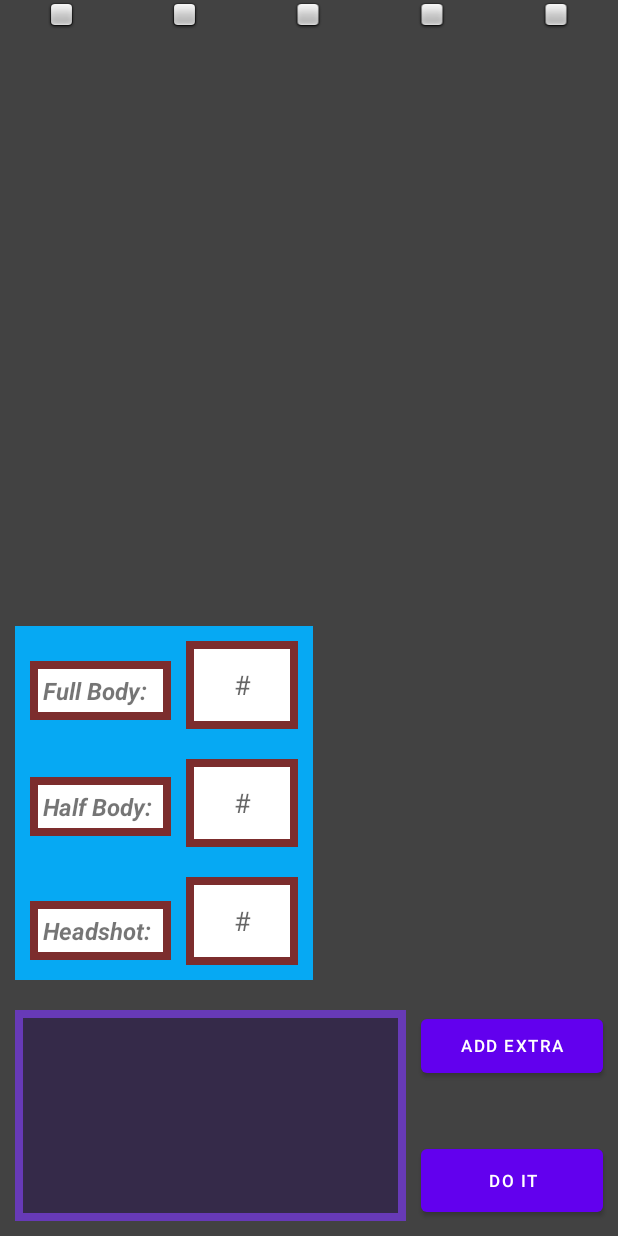
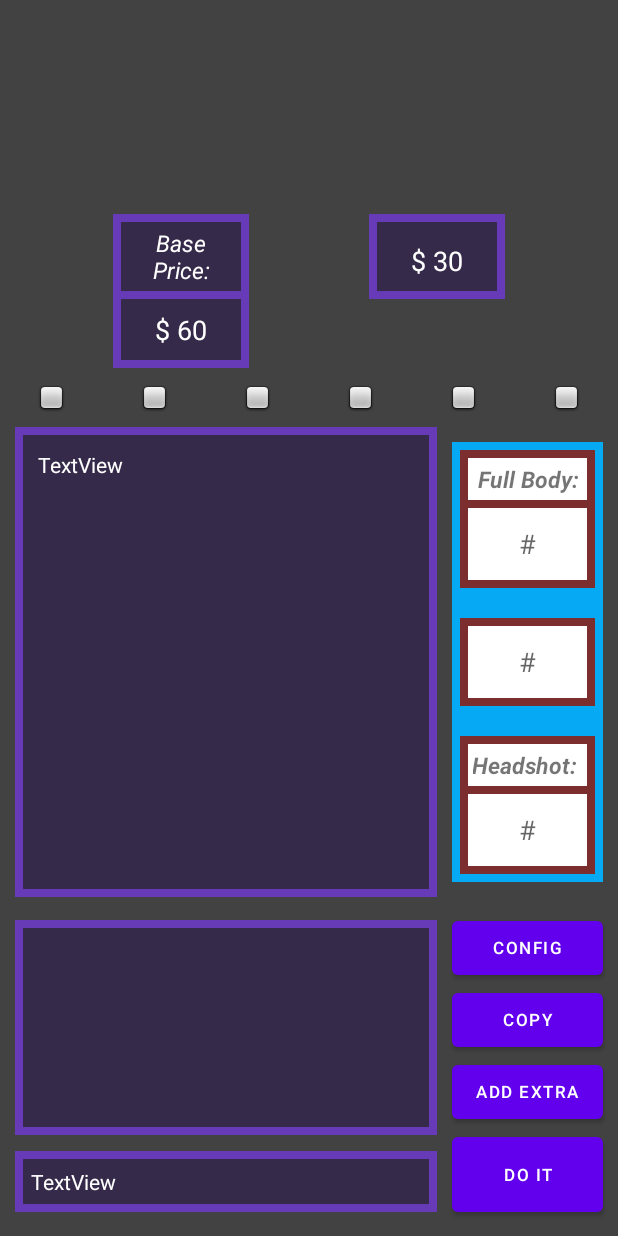
Before and after one commit to CJtr2/SharpComissionCalc, an Android app: the screen it shows after launch (MainActivity), on a phone screen of 412 x 824 dp. Run offline under Robolectric (Android 15) with nearby library versions, the phone set to English and light mode, and no system bars.

Commit message:
-complete initial main screen layout

```diff
--- a/app/src/main/java/com/example/comissioncalc/MainActivity.java
+++ b/app/src/main/java/com/example/comissioncalc/MainActivity.java
@@ -20,6 +20,23 @@ public class MainActivity extends AppCompatActivity {
 
 
         replace full body/half body/headshot with custom text
+
+
+        each togglable box is a different base price
+        (base price * (body type modifier)) + flat [apply discounts after this]
+
+        # discounts:
+        #full + (#half)*(2/3) + (#head)/2
+        or to make decimal math less dangerous:
+
+        every full
+        every 2nd and 3rd half body
+        every other head
+
+        + floor((#half%3)/3 + (#head%2)/2)
+
+        apply to lowest first
+
         */
     }
 }
--- a/app/src/main/res/layout/activity_main.xml
+++ b/app/src/main/res/layout/activity_main.xml
@@ -7,66 +7,95 @@
     android:background="#424242"
     tools:context=".MainActivity">
 
+    <Button
+        android:id="@+id/copyBtn"
+        android:layout_width="wrap_content"
+        android:layout_height="wrap_content"
+        android:layout_above="@id/addExtraBtn"
+        android:layout_alignStart="@id/addExtraBtn"
+        android:layout_alignEnd="@id/addExtraBtn"
+        android:text="Copy"
+        android:textSize="11sp" />
+
+    <Button
+        android:id="@+id/configBtn"
+        android:layout_width="wrap_content"
+        android:layout_height="wrap_content"
+        android:layout_above="@id/copyBtn"
+        android:layout_alignStart="@id/copyBtn"
+        android:layout_alignEnd="@id/copyBtn"
+        android:text="Config"
+        android:textSize="11sp" />
+
     <LinearLayout
+        android:id="@+id/shadingTypeContainer"
         android:layout_width="match_parent"
-        android:layout_height="match_parent"
+        android:layout_height="wrap_content"
+        android:layout_above="@id/pricesContainer"
+        android:layout_marginBottom="20dp"
         android:orientation="horizontal">
 
         <ImageView
-            android:id="@+id/imageView5"
+            android:id="@+id/telegramStckrBtn"
             android:layout_width="wrap_content"
             android:layout_height="wrap_content"
             android:layout_weight="1"
             app:srcCompat="@android:drawable/checkbox_off_background" />
 
         <ImageView
-            android:id="@+id/imageView4"
+            android:id="@+id/sketchBtn"
             android:layout_width="wrap_content"
             android:layout_height="wrap_content"
             android:layout_weight="1"
             app:srcCompat="@android:drawable/checkbox_off_background" />
 
         <ImageView
-            android:id="@+id/imageView3"
+            android:id="@+id/linesBtn"
             android:layout_width="wrap_content"
             android:layout_height="wrap_content"
             android:layout_weight="1"
             app:srcCompat="@android:drawable/checkbox_off_background" />
 
         <ImageView
-            android:id="@+id/imageView2"
+            android:id="@+id/flatsBtn"
             android:layout_width="wrap_content"
             android:layout_height="wrap_content"
             android:layout_weight="1"
             app:srcCompat="@android:drawable/checkbox_off_background" />
 
         <ImageView
-            android:id="@+id/imageView"
+            android:id="@+id/celbtn"
             android:layout_width="wrap_content"
             android:layout_height="wrap_content"
             android:layout_weight="1"
             app:srcCompat="@android:drawable/checkbox_off_background" />
+
+        <ImageView
+            android:id="@+id/shadedBtn"
+            android:layout_width="wrap_content"
+            android:layout_height="wrap_content"
+            android:layout_weight="1"
+            app:srcCompat="@android:drawable/checkbox_off_background" />
+
     </LinearLayout>
 
     <RelativeLayout
+        android:id="@+id/numBodiesContainer"
         android:layout_width="wrap_content"
         android:layout_height="wrap_content"
-        android:layout_above="@id/extrasWindow"
-        android:layout_marginStart="10dp"
+        android:layout_above="@id/configBtn"
+        android:layout_alignStart="@id/configBtn"
+        android:layout_alignEnd="@id/configBtn"
         android:layout_marginTop="10dp"
-        android:layout_marginEnd="10dp"
-        android:layout_marginBottom="10dp"
+        android:layout_marginBottom="20dp"
         android:background="#06A9F3"
-        android:padding="10dp">
+        android:padding="5dp">
 
         <RelativeLayout
-            android:id="@+id/fbtCont"
-            android:layout_width="wrap_content"
+            android:id="@+id/fullBodyContainer"
+            android:layout_width="match_parent"
             android:layout_height="wrap_content"
-            android:layout_alignStart="@id/hbtCont"
-            android:layout_alignTop="@id/fullBodyContainer"
-            android:layout_alignEnd="@id/hbtCont"
-            android:layout_marginTop="13dp"
+            android:layout_alignEnd="@id/halfBodyContainer"
             android:background="#7C2D2D"
             android:padding="5dp">
 
@@ -74,68 +103,19 @@
                 android:id="@+id/fullBodyText"
                 android:layout_width="match_parent"
                 android:layout_height="wrap_content"
+                android:layout_marginBottom="5dp"
                 android:background="@color/white"
+                android:gravity="center"
                 android:padding="3dp"
-                android:text="Full Body: "
-                android:textSize="16sp"
+                android:text="Full Body:"
+                android:textSize="15sp"
                 android:textStyle="bold|italic" />
-        </RelativeLayout>
-
-        <RelativeLayout
-            android:id="@+id/hbtCont"
-            android:layout_width="wrap_content"
-            android:layout_height="wrap_content"
-            android:layout_below="@id/fbtCont"
-            android:layout_marginTop="38dp"
-            android:layout_marginRight="10dp"
-            android:background="#7C2D2D"
-            android:padding="5dp">
-
-            <TextView
-                android:id="@+id/halfBodyText"
-                android:layout_width="wrap_content"
-                android:layout_height="wrap_content"
-                android:background="@color/white"
-                android:padding="3dp"
-                android:text="Half Body: "
-                android:textSize="16sp"
-                android:textStyle="bold|italic" />
-        </RelativeLayout>
-
-        <RelativeLayout
-            android:id="@+id/hstCont"
-            android:layout_width="wrap_content"
-            android:layout_height="wrap_content"
-            android:layout_below="@id/hbtCont"
-            android:layout_alignStart="@id/hbtCont"
-            android:layout_alignEnd="@id/hbtCont"
-            android:layout_marginTop="43dp"
-            android:background="#7C2D2D"
-            android:padding="5dp">
-
-            <TextView
-                android:id="@+id/headshotText"
-                android:layout_width="match_parent"
-                android:layout_height="wrap_content"
-                android:background="@color/white"
-                android:padding="3dp"
-                android:text="Headshot: "
-                android:textSize="16sp"
-                android:textStyle="bold|italic" />
-        </RelativeLayout>
-
-        <RelativeLayout
-            android:id="@+id/fullBodyContainer"
-            android:layout_width="wrap_content"
-            android:layout_height="wrap_content"
-            android:layout_alignEnd="@id/halfBodyContainer"
-            android:background="#7C2D2D"
-            android:padding="5dp">
 
             <EditText
                 android:id="@+id/fullBodyNum"
-                android:layout_width="wrap_content"
+                android:layout_width="match_parent"
                 android:layout_height="wrap_content"
+                android:layout_below="@id/fullBodyText"
                 android:background="@color/white"
                 android:ems="3"
                 android:gravity="center"
@@ -146,29 +126,41 @@
 
         <RelativeLayout
             android:id="@+id/halfBodyContainer"
-            android:layout_width="wrap_content"
+            android:layout_width="match_parent"
             android:layout_height="wrap_content"
             android:layout_below="@id/fullBodyContainer"
             android:layout_marginTop="20dp"
-            android:layout_toEndOf="@id/hbtCont"
             android:background="#FF7C2D2D"
             android:padding="5dp">
 
+            <TextView
+                android:id="@+id/halfBodyText"
+                android:layout_width="match_parent"
+                android:layout_height="wrap_content"
+                android:layout_marginBottom="5dp"
+                android:background="@color/white"
+                android:gravity="center"
+                android:padding="3dp"
+                android:text="Half Body: "
+                android:textSize="15sp"
+                android:textStyle="bold|italic" />
+
             <EditText
                 android:id="@+id/halfBodyNum"
-                android:layout_width="wrap_content"
+                android:layout_width="match_parent"
                 android:layout_height="wrap_content"
                 android:background="@color/white"
                 android:ems="3"
                 android:gravity="center"
                 android:hint="#"
                 android:inputType="number"
-                android:minHeight="48dp" />
+                android:minHeight="48dp"
+                tools:layout_below="@id/halfBodyText" />
         </RelativeLayout>
 
         <RelativeLayout
             android:id="@+id/headshotContainer"
-            android:layout_width="wrap_content"
+            android:layout_width="match_parent"
             android:layout_height="wrap_content"
             android:layout_below="@id/halfBodyContainer"
             android:layout_alignEnd="@id/halfBodyContainer"
@@ -176,10 +168,23 @@
             android:background="#FF7C2D2D"
             android:padding="5dp">
 
+            <TextView
+                android:id="@+id/headshotText"
+                android:layout_width="match_parent"
+                android:layout_height="wrap_content"
+                android:layout_marginBottom="5dp"
+                android:background="@color/white"
+                android:gravity="center"
+                android:padding="3dp"
+                android:text="Headshot: "
+                android:textSize="15sp"
+                android:textStyle="bold|italic" />
+
             <EditText
                 android:id="@+id/headshotNum"
-                android:layout_width="wrap_content"
+                android:layout_width="match_parent"
                 android:layout_height="wrap_content"
+                android:layout_below="@id/headshotText"
                 android:background="@color/white"
                 android:ems="3"
                 android:gravity="center"
@@ -190,13 +195,12 @@
     </RelativeLayout>
 
     <Button
-        android:id="@+id/addExtra"
+        android:id="@+id/addExtraBtn"
         android:layout_width="wrap_content"
         android:layout_height="wrap_content"
-        android:layout_alignTop="@id/extrasWindow"
+        android:layout_above="@id/calcBtn"
         android:layout_alignParentEnd="true"
         android:layout_marginEnd="10dp"
-        android:layout_toEndOf="@id/extrasWindow"
         android:text="Add Extra"
         android:textSize="11sp" />
 
@@ -204,39 +208,173 @@
         android:id="@+id/extrasWindow"
         android:layout_width="wrap_content"
         android:layout_height="wrap_content"
-        android:layout_alignParentBottom="true"
+        android:layout_above="@id/finalPriceContainer"
+        android:layout_alignTop="@id/configBtn"
+        android:layout_alignParentStart="true"
         android:layout_marginStart="10dp"
-        android:layout_marginTop="10dp"
+        android:layout_marginTop="5dp"
         android:layout_marginEnd="10dp"
-        android:layout_marginBottom="10dp"
+        android:layout_marginBottom="5dp"
+        android:layout_toStartOf="@id/addExtraBtn"
         android:background="#673AB7"
         android:padding="5dp">
 
         <ScrollView
             android:id="@+id/extrasScrollWindow"
-            android:layout_width="250dp"
-            android:layout_height="130dp"
+            android:layout_width="match_parent"
+            android:layout_height="match_parent"
             android:background="#352A49"
-            android:contentDescription="extras">
+            android:contentDescription="extras"
+            android:paddingStart="10dp"
+            android:paddingEnd="10dp">
 
             <LinearLayout
                 android:layout_width="match_parent"
-                android:layout_height="wrap_content"
+                android:layout_height="match_parent"
                 android:orientation="vertical" />
         </ScrollView>
     </RelativeLayout>
 
     <Button
-        android:id="@+id/calculate"
+        android:id="@+id/calcBtn"
         android:layout_width="wrap_content"
         android:layout_height="wrap_content"
-        android:layout_alignStart="@id/addExtra"
-        android:layout_alignBottom="@id/extrasWindow"
-        android:layout_alignParentEnd="true"
-        android:layout_marginEnd="10dp"
-        android:paddingTop="13dp"
-        android:paddingBottom="13dp"
+        android:layout_alignStart="@id/addExtraBtn"
+        android:layout_alignEnd="@id/addExtraBtn"
+        android:layout_alignParentBottom="true"
+        android:layout_marginBottom="10dp"
+        android:paddingTop="17dp"
+        android:paddingBottom="17dp"
         android:text="Do It"
         android:textSize="11sp" />
 
+    <RelativeLayout
+        android:id="@+id/finalPriceContainer"
+        android:layout_width="wrap_content"
+        android:layout_height="wrap_content"
+        android:layout_alignBottom="@id/calcBtn"
+        android:layout_alignParentStart="true"
+        android:layout_marginStart="10dp"
+        android:layout_marginTop="5dp"
+        android:layout_marginEnd="10dp"
+        android:layout_marginBottom="6dp"
+        android:layout_toStartOf="@id/calcBtn"
+        android:background="#673AB7"
+        android:padding="5dp">
+
+        <TextView
+            android:id="@+id/finalPriceText"
+            android:layout_width="match_parent"
+            android:layout_height="wrap_content"
+            android:background="#352A49"
+            android:padding="5dp"
+            android:text="TextView"
+            android:textColor="@color/white" />
+    </RelativeLayout>
+
+    <RelativeLayout
+        android:id="@+id/pricesContainer"
+        android:layout_width="wrap_content"
+        android:layout_height="wrap_content"
+        android:layout_above="@id/extrasWindow"
+        android:layout_alignStart="@id/extrasWindow"
+        android:layout_alignTop="@id/numBodiesContainer"
+        android:layout_alignEnd="@id/extrasWindow"
+        android:layout_marginTop="-10dp"
+        android:layout_marginBottom="10dp"
+        android:background="#673AB7"
+        android:padding="5dp">
+
+        <TextView
+            android:id="@+id/pricesText"
+            android:layout_width="match_parent"
+            android:layout_height="match_parent"
+            android:background="#352A49"
+            android:padding="10dp"
+            android:text="TextView"
+            android:textColor="@color/white" />
+    </RelativeLayout>
+
+    <RelativeLayout
+        android:id="@+id/baseflatContainer"
+        android:layout_width="wrap_content"
+        android:layout_height="wrap_content"
+        android:layout_above="@id/shadingTypeContainer"
+        android:layout_centerHorizontal="true"
+        android:layout_marginBottom="10dp">
+
+        <RelativeLayout
+            android:id="@+id/curBaseContainer"
+            android:layout_width="wrap_content"
+            android:layout_height="wrap_content"
+            android:background="#673AB7"
+            android:padding="5dp">
+
+            <TextView
+                android:id="@+id/curBaseTitle"
+                android:layout_width="80dp"
+                android:layout_height="wrap_content"
+                android:background="#352A49"
+                android:gravity="center"
+                android:padding="3dp"
+                android:text="Base Price:"
+                android:textColor="@color/white"
+                android:textSize="15sp"
+                android:textStyle="italic" />
+
+            <TextView
+                android:id="@+id/curBaseText"
+                android:layout_width="wrap_content"
+                android:layout_height="wrap_content"
+                android:layout_below="@id/curBaseTitle"
+                android:layout_alignStart="@id/curBaseTitle"
+                android:layout_alignEnd="@id/curBaseTitle"
+                android:layout_marginTop="5dp"
+                android:background="#352A49"
+                android:gravity="center"
+                android:padding="8dp"
+                android:text="$ 60"
+                android:textColor="@color/white"
+                android:textSize="18sp" />
+
+        </RelativeLayout>
+
+        <RelativeLayout
+            android:id="@+id/curFlatContainer"
+            android:layout_width="wrap_content"
+            android:layout_height="wrap_content"
+            android:layout_marginStart="80dp"
+            android:layout_toEndOf="@id/curBaseContainer"
+            android:background="#673AB7"
+            android:padding="5dp">
+
+            <TextView
+                android:id="@+id/curFlatTitle"
+                android:layout_width="80dp"
+                android:layout_height="wrap_content"
+                android:background="#352A49"
+                android:gravity="center"
+                android:padding="3dp"
+                android:text="Flat Add:"
+                android:textColor="@color/white"
+                android:textSize="15sp"
+                android:textStyle="italic" />
+
+            <TextView
+                android:id="@+id/curFlatText"
+                android:layout_width="wrap_content"
+                android:layout_height="wrap_content"
+                android:layout_alignStart="@id/curFlatTitle"
+                android:layout_alignEnd="@id/curFlatTitle"
+                android:layout_marginTop="5dp"
+                android:background="#352A49"
+                android:gravity="center"
+                android:padding="8dp"
+                android:text="$ 30"
+                android:textColor="@color/white"
+                android:textSize="18sp"
+                tools:layout_below="@id/curFlatTitle" />
+        </RelativeLayout>
+    </RelativeLayout>
+
 </RelativeLayout>
```
